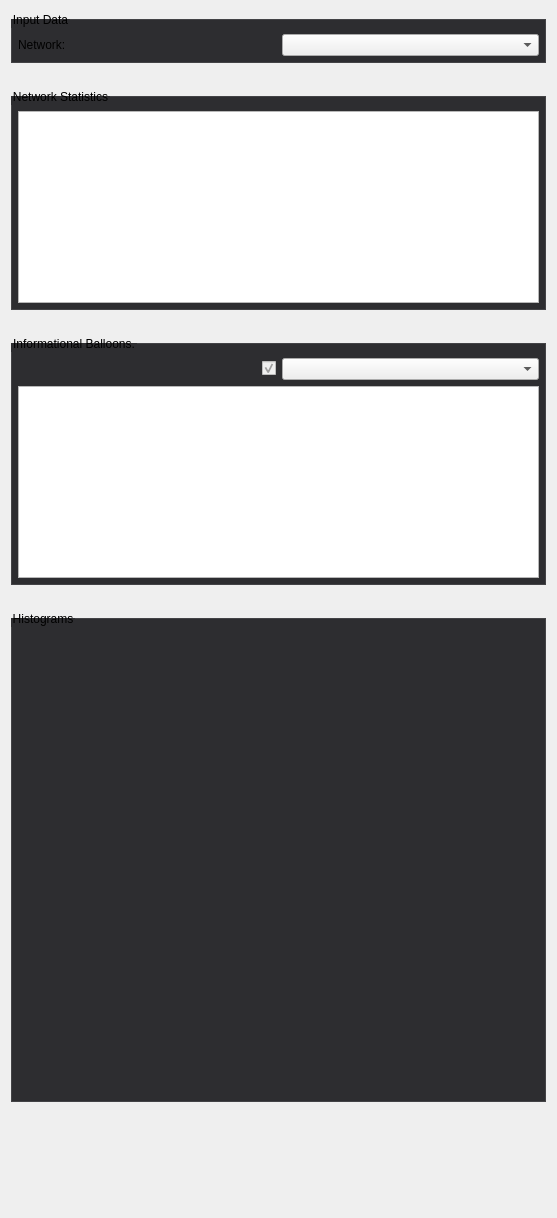
MITK/MITK, file Plugins/org.mitk.gui.qt.diffusionimaging.connectomics/src/internal/QmitkConnectomicsStatisticsViewControls.ui: the form before one commit.
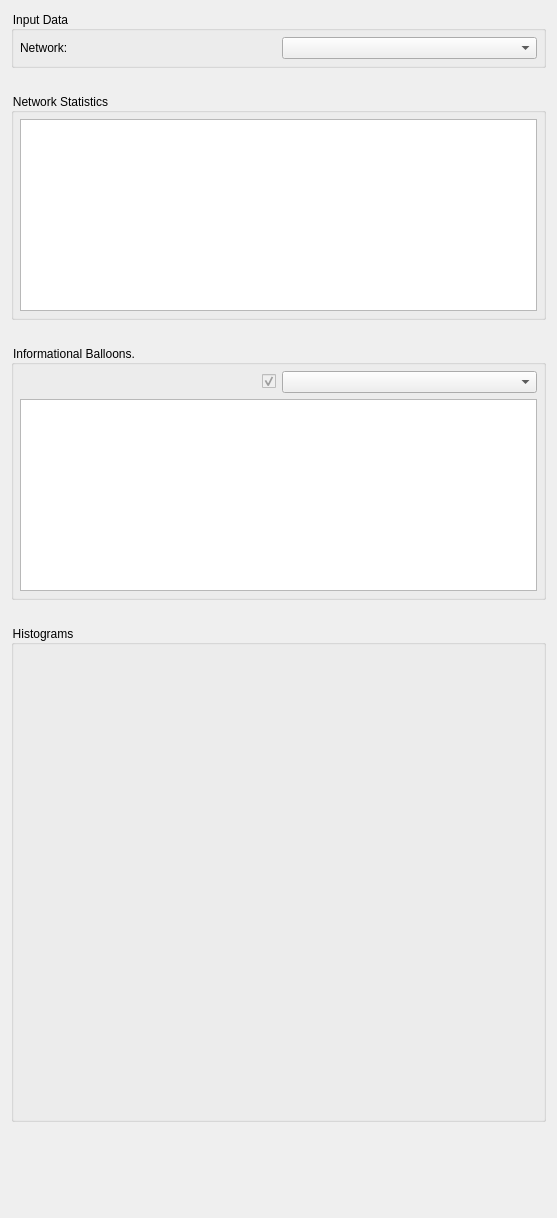
The form after the commit. Custom widgets are drawn as their Qt base class.

What changed in the file:
```diff
--- a/Plugins/org.mitk.gui.qt.diffusionimaging.connectomics/src/internal/QmitkConnectomicsStatisticsViewControls.ui
+++ b/Plugins/org.mitk.gui.qt.diffusionimaging.connectomics/src/internal/QmitkConnectomicsStatisticsViewControls.ui
@@ -21,7 +21,7 @@
   </property>
   <property name="styleSheet">
    <string>QCommandLinkButton {
-  font-weight: normal;
+  font-weight: lighter;
 }
 
 QCommandLinkButton:disabled {
@@ -30,7 +30,6 @@
 }
 
 QToolBox::tab {
-  border: 1px solid #434346;
   font-weight: bold;
 }
 
@@ -40,20 +39,15 @@
 }
 
 QToolBox::tab:selected {
-  background-color: #1c97ea;
-  border: 1px solid #1c97ea;
   font-weight: bold;
 }
 
 QGroupBox {
-  border: 1px solid #434346;
-  background-color: #2d2d30;
-  margin-top: 8px;
-  padding-top: 8px;
+  background-color: transparent;
 }
 
 QGroupBox, QGroupBox:disabled {
-  background-color: #2d2d30;
+  background-color: transparent;
 }</string>
   </property>
   <layout class="QGridLayout" name="gridLayout">
```
Left out of the diff: 1 changed line with no effect on the pictures.
